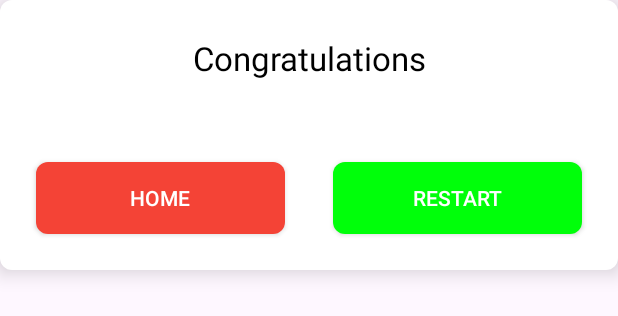
After one commit to Nabijonov-Otabek-19/Memory-game, an Android app: the layout custom_win_dialog.xml on its own in the app's theme, with its tools: preview values and no code run, on a phone screen of 412 x 824 dp. The commit adds this screen. Shown: the top 316 px of the screen. Run offline under Robolectric (Android 15) with nearby library versions, the phone set to English and light mode, and no system bars.

Commit message:
project updated

```diff
--- /dev/null
+++ b/app/src/main/res/drawable/bg_button.xml
@@ -0,0 +1,6 @@
+<?xml version="1.0" encoding="utf-8"?>
+<shape xmlns:android="http://schemas.android.com/apk/res/android">
+
+    <corners android:radius="8dp" />
+    <solid android:color="@color/white" />
+</shape>
--- /dev/null
+++ b/app/src/main/res/layout/custom_win_dialog.xml
@@ -0,0 +1,54 @@
+<?xml version="1.0" encoding="utf-8"?>
+<androidx.constraintlayout.widget.ConstraintLayout xmlns:android="http://schemas.android.com/apk/res/android"
+    xmlns:app="http://schemas.android.com/apk/res-auto"
+    android:layout_width="match_parent"
+    android:layout_height="180dp"
+    android:background="@drawable/bg_button"
+    android:elevation="8dp"
+    android:padding="8dp">
+
+    <androidx.appcompat.widget.AppCompatTextView
+        android:id="@+id/txt"
+        android:layout_width="match_parent"
+        android:layout_height="wrap_content"
+        android:layout_marginVertical="8dp"
+        android:gravity="center"
+        android:padding="8dp"
+        android:text="Congratulations"
+        android:textColor="@color/black"
+        android:textSize="22sp"
+        app:layout_constraintLeft_toLeftOf="parent"
+        app:layout_constraintRight_toRightOf="parent"
+        app:layout_constraintTop_toTopOf="parent" />
+
+    <androidx.appcompat.widget.AppCompatButton
+        android:id="@+id/btnHome"
+        android:layout_width="0dp"
+        android:layout_height="wrap_content"
+        android:layout_marginHorizontal="16dp"
+        android:layout_marginBottom="16dp"
+        android:background="@drawable/bg_button"
+        android:backgroundTint="#F44336"
+        android:text="Home"
+        android:textColor="@color/white"
+        app:layout_constraintBottom_toBottomOf="parent"
+        app:layout_constraintHorizontal_weight="1"
+        app:layout_constraintLeft_toLeftOf="parent"
+        app:layout_constraintRight_toLeftOf="@id/btnRestart" />
+
+    <androidx.appcompat.widget.AppCompatButton
+        android:id="@+id/btnRestart"
+        android:layout_width="0dp"
+        android:layout_height="wrap_content"
+        android:layout_marginHorizontal="16dp"
+        android:layout_marginBottom="16dp"
+        android:background="@drawable/bg_button"
+        android:backgroundTint="#00FF0A"
+        android:text="Restart"
+        android:textColor="@color/white"
+        app:layout_constraintBottom_toBottomOf="parent"
+        app:layout_constraintHorizontal_weight="1"
+        app:layout_constraintLeft_toRightOf="@id/btnHome"
+        app:layout_constraintRight_toRightOf="parent" />
+
+</androidx.constraintlayout.widget.ConstraintLayout>
--- a/app/src/main/res/layout/screen_game.xml
+++ b/app/src/main/res/layout/screen_game.xml
@@ -125,7 +125,7 @@
             android:layout_width="wrap_content"
             android:layout_height="wrap_content"
             android:layout_gravity="center"
-            android:text="1"
+            android:text="0"
             android:textColor="@color/white"
             android:textSize="16sp" />
     </LinearLayout>
--- a/app/src/main/res/values/colors.xml
+++ b/app/src/main/res/values/colors.xml
@@ -2,4 +2,6 @@
 <resources>
     <color name="black">#FF000000</color>
     <color name="white">#FFFFFFFF</color>
+
+    <color name="pink">#AB0CC6</color>
 </resources>
```
Also changed, not shown: app/src/main/java/uz/gita/memorygameapp_bek/repository/AppRepository.kt (+17 -5 lines), app/src/main/java/uz/gita/memorygameapp_bek/ui/screens/GameScreen.kt (+75 -8 lines), app/src/main/java/uz/gita/memorygameapp_bek/ui/screens/LevelScreen.kt (+14 -9 lines).
